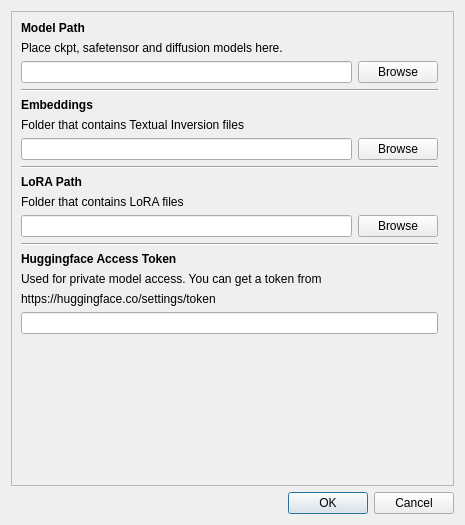
First picture: the form in src/airunner/pyqt/preferences.ui, repository Capsize-Games/airunner, before the edit.
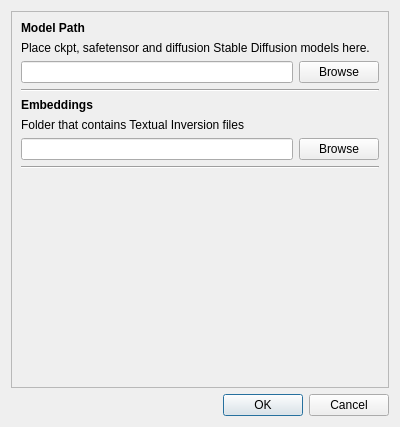
Second picture: the form after the edit.

Commit message: allow preferences injection

The edit to the form file:
```diff
--- a/src/airunner/pyqt/preferences.ui
+++ b/src/airunner/pyqt/preferences.ui
@@ -6,16 +6,10 @@
    <rect>
     <x>0</x>
     <y>0</y>
-    <width>465</width>
-    <height>525</height>
+    <width>400</width>
+    <height>427</height>
    </rect>
   </property>
-  <property name="minimumSize">
-   <size>
-    <width>0</width>
-    <height>525</height>
-   </size>
-  </property>
   <property name="windowTitle">
    <string>Dialog</string>
   </property>
@@ -39,29 +33,30 @@
       <enum>QFrame::Raised</enum>
      </property>
      <layout class="QGridLayout" name="gridLayout_2">
-      <item row="14" column="0" colspan="2">
-       <widget class="QLabel" name="label_9">
+      <item row="4" column="0">
+       <widget class="QLabel" name="label_5">
+        <property name="font">
+         <font>
+          <bold>true</bold>
+         </font>
+        </property>
         <property name="text">
-         <string>https://huggingface.co/settings/token</string>
-        </property>
-        <property name="openExternalLinks">
-         <bool>false</bool>
+         <string>Embeddings</string>
         </property>
        </widget>
       </item>
-      <item row="6" column="0">
-       <layout class="QHBoxLayout" name="horizontalLayout_2">
-        <item>
-         <widget class="QLineEdit" name="embeddings_path"/>
-        </item>
-        <item>
-         <widget class="QPushButton" name="embeddings_browse_button">
-          <property name="text">
-           <string>Browse</string>
-          </property>
-         </widget>
-        </item>
-       </layout>
+      <item row="3" column="0">
+       <widget class="Line" name="line">
+        <property name="minimumSize">
+         <size>
+          <width>0</width>
+          <height>0</height>
+         </size>
+        </property>
+        <property name="orientation">
+         <enum>Qt::Horizontal</enum>
+        </property>
+       </widget>
       </item>
       <item row="2" column="0">
        <layout class="QHBoxLayout" name="horizontalLayout">
@@ -77,31 +72,10 @@
         </item>
        </layout>
       </item>
-      <item row="5" column="0" colspan="2">
-       <widget class="QLabel" name="label_6">
-        <property name="text">
-         <string>Folder that contains Textual Inversion files</string>
-        </property>
-       </widget>
-      </item>
-      <item row="10" column="0">
-       <layout class="QHBoxLayout" name="horizontalLayout_3">
-        <item>
-         <widget class="QLineEdit" name="lora_path"/>
-        </item>
-        <item>
-         <widget class="QPushButton" name="lora_browse_button">
-          <property name="text">
-           <string>Browse</string>
-          </property>
-         </widget>
-        </item>
-       </layout>
-      </item>
-      <item row="1" column="0" colspan="2">
+      <item row="1" column="0">
        <widget class="QLabel" name="label_2">
         <property name="text">
-         <string>Place ckpt, safetensor and diffusion models here.</string>
+         <string>Place ckpt, safetensor and diffusion Stable Diffusion models here.</string>
         </property>
         <property name="alignment">
          <set>Qt::AlignLeading|Qt::AlignLeft|Qt::AlignTop</set>
@@ -111,49 +85,14 @@
         </property>
        </widget>
       </item>
-      <item row="13" column="0" colspan="2">
-       <widget class="QLabel" name="label_4">
-        <property name="text">
-         <string>Used for private model access. You can get a token from</string>
-        </property>
-        <property name="alignment">
-         <set>Qt::AlignLeading|Qt::AlignLeft|Qt::AlignTop</set>
-        </property>
-        <property name="wordWrap">
-         <bool>true</bool>
-        </property>
-       </widget>
-      </item>
-      <item row="3" column="0">
-       <widget class="Line" name="line">
+      <item row="7" column="0">
+       <widget class="Line" name="line_2">
         <property name="orientation">
          <enum>Qt::Horizontal</enum>
         </property>
        </widget>
       </item>
       <item row="9" column="0">
-       <widget class="QLabel" name="label_8">
-        <property name="text">
-         <string>Folder that contains LoRA files</string>
-        </property>
-       </widget>
-      </item>
-      <item row="15" column="0">
-       <widget class="QLineEdit" name="hf_token"/>
-      </item>
-      <item row="0" column="0">
-       <widget class="QLabel" name="label">
-        <property name="font">
-         <font>
-          <bold>true</bold>
-         </font>
-        </property>
-        <property name="text">
-         <string>Model Path</string>
-        </property>
-       </widget>
-      </item>
-      <item row="16" column="0">
        <spacer name="verticalSpacer">
         <property name="orientation">
          <enum>Qt::Vertical</enum>
@@ -166,53 +105,36 @@
         </property>
        </spacer>
       </item>
-      <item row="7" column="0">
-       <widget class="Line" name="line_2">
-        <property name="orientation">
-         <enum>Qt::Horizontal</enum>
-        </property>
-       </widget>
+      <item row="6" column="0">
+       <layout class="QHBoxLayout" name="horizontalLayout_2">
+        <item>
+         <widget class="QLineEdit" name="embeddings_path"/>
+        </item>
+        <item>
+         <widget class="QPushButton" name="embeddings_browse_button">
+          <property name="text">
+           <string>Browse</string>
+          </property>
+         </widget>
+        </item>
+       </layout>
       </item>
-      <item row="4" column="0">
-       <widget class="QLabel" name="label_5">
+      <item row="0" column="0">
+       <widget class="QLabel" name="label">
         <property name="font">
          <font>
           <bold>true</bold>
          </font>
         </property>
         <property name="text">
-         <string>Embeddings</string>
+         <string>Model Path</string>
         </property>
        </widget>
       </item>
-      <item row="12" column="0">
-       <widget class="QLabel" name="label_3">
-        <property name="font">
-         <font>
-          <bold>true</bold>
-         </font>
-        </property>
+      <item row="5" column="0">
+       <widget class="QLabel" name="label_6">
         <property name="text">
-         <string>Huggingface Access Token</string>
-        </property>
-       </widget>
-      </item>
-      <item row="8" column="0">
-       <widget class="QLabel" name="label_7">
-        <property name="font">
-         <font>
-          <bold>true</bold>
-         </font>
-        </property>
-        <property name="text">
-         <string>LoRA Path</string>
-        </property>
-       </widget>
-      </item>
-      <item row="11" column="0">
-       <widget class="Line" name="line_3">
-        <property name="orientation">
-         <enum>Qt::Horizontal</enum>
+         <string>Folder that contains Textual Inversion files</string>
         </property>
        </widget>
       </item>
```
The commit also changes 5 other files.
